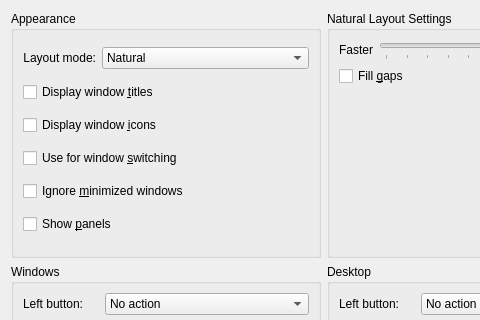
Qt form effects/presentwindows/presentwindows_config.ui (KDE/kwin) before a commit; both pictures show x 0 to 480 and y 0 to 320 of the 595 by 441 pixel window.
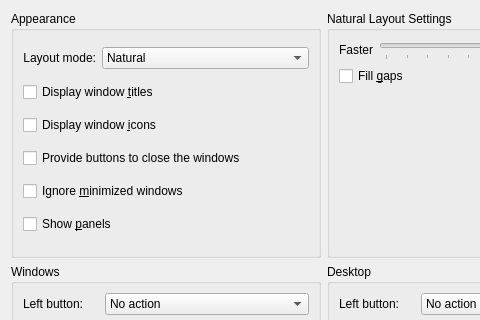
The same form after that commit. Custom widgets are drawn as their Qt base class.

Commit message: option out close button, remove redundant tabbox config item

The edit to the form file:
```diff
--- a/effects/presentwindows/presentwindows_config.ui
+++ b/effects/presentwindows/presentwindows_config.ui
@@ -416,13 +416,6 @@
         </property>
        </widget>
       </item>
-      <item row="3" column="0" colspan="2">
-       <widget class="QCheckBox" name="switchingBox">
-        <property name="text">
-         <string>Use for window &amp;switching</string>
-        </property>
-       </widget>
-      </item>
       <item row="4" column="0" colspan="2">
        <widget class="QCheckBox" name="ignoreMinimizedBox">
         <property name="text">
@@ -462,23 +455,30 @@
         </item>
        </widget>
       </item>
+      <item row="3" column="0" colspan="2">
+       <widget class="QCheckBox" name="allowClosing">
+        <property name="text">
+         <string>Provide buttons to close the windows</string>
+        </property>
+       </widget>
+      </item>
      </layout>
     </widget>
    </item>
   </layout>
  </widget>
  <customwidgets>
+  <customwidget>
+   <class>KComboBox</class>
+   <extends>QComboBox</extends>
+   <header>kcombobox.h</header>
+  </customwidget>
   <customwidget>
    <class>KWin::GlobalShortcutsEditor</class>
    <extends>QWidget</extends>
    <header location="global">kwineffects.h</header>
    <container>1</container>
   </customwidget>
-  <customwidget>
-   <class>KComboBox</class>
-   <extends>QComboBox</extends>
-   <header>kcombobox.h</header>
-  </customwidget>
  </customwidgets>
  <tabstops>
   <tabstop>layoutCombo</tabstop>
```
Left out of the diff: 2 changed lines with no effect on the pictures. The commit also changes 3 other files.
